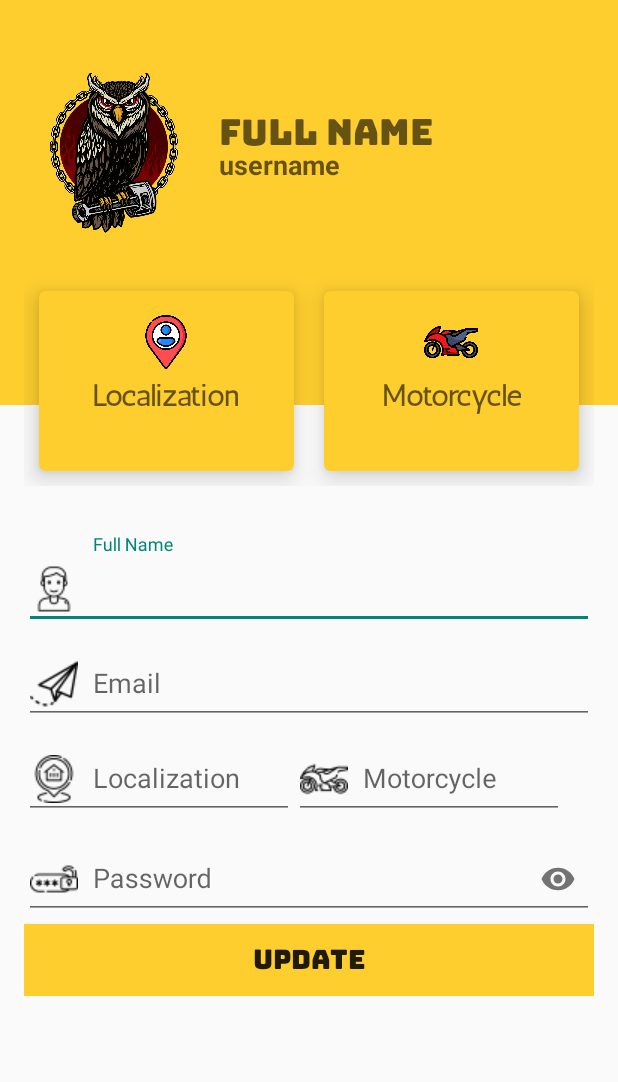
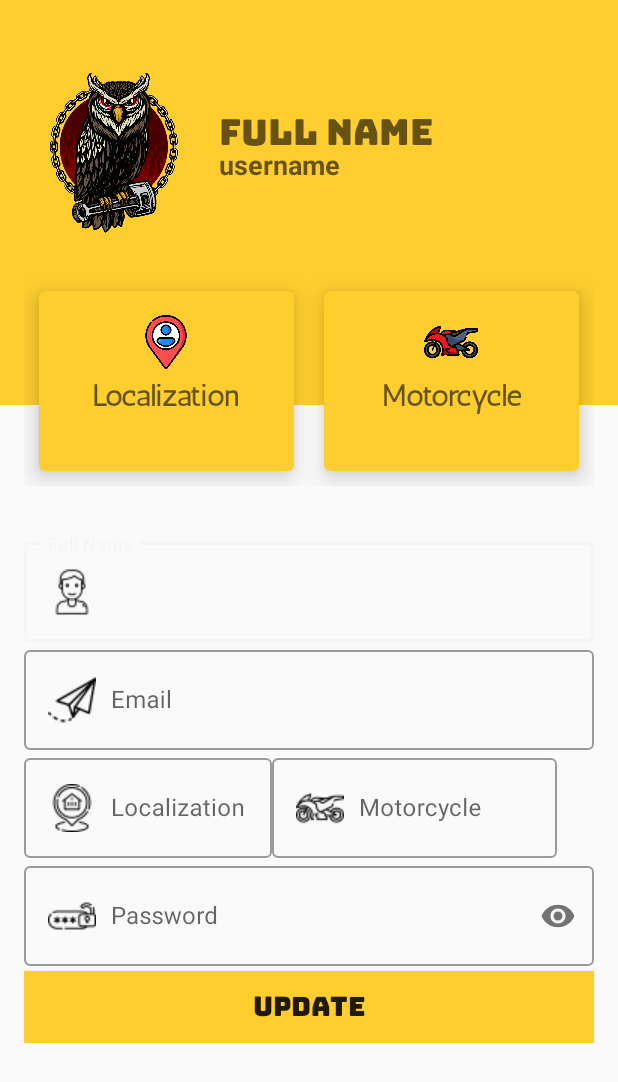
Before and after one commit to NNCoelho/MotorSport, an Android app: the UserprofileActivity screen opened directly, with no data from a screen before it, on a phone screen of 412 x 824 dp. Shown: the top 1082 px of the screen. Run offline under Robolectric (Android 15) with nearby library versions, the phone set to English and light mode, and no system bars.

Commit message:
Reformat and rearrange code

```diff
--- a/app/src/main/res/layout/activity_userprofile.xml
+++ b/app/src/main/res/layout/activity_userprofile.xml
@@ -148,15 +148,16 @@
 
             <com.google.android.material.textfield.TextInputLayout
                 android:id="@+id/profile_FullName"
+                style="@style/Widget.MaterialComponents.TextInputLayout.OutlinedBox"
                 android:layout_width="match_parent"
-                android:layout_height="wrap_content"
-                android:hint="@string/full_name">
+                android:layout_height="wrap_content">
 
                 <com.google.android.material.textfield.TextInputEditText
                     android:layout_width="match_parent"
                     android:layout_height="wrap_content"
                     android:drawableStart="@drawable/user"
                     android:drawablePadding="10dp"
+                    android:hint="@string/full_name"
                     android:inputType="text"
                     android:lines="1"
                     android:maxLines="1" />
@@ -164,32 +165,43 @@
 
             <com.google.android.material.textfield.TextInputLayout
                 android:id="@+id/profile_Email"
+                style="@style/Widget.MaterialComponents.TextInputLayout.OutlinedBox"
                 android:layout_width="match_parent"
-                android:layout_height="wrap_content"
-                android:hint="@string/email">
+                android:layout_height="wrap_content">
 
                 <com.google.android.material.textfield.TextInputEditText
                     android:layout_width="match_parent"
                     android:layout_height="wrap_content"
                     android:drawableStart="@drawable/email"
                     android:drawablePadding="10dp"
+                    android:hint="@string/email"
                     android:inputType="textEmailAddress"
                     android:lines="1"
                     android:maxLines="1" />
             </com.google.android.material.textfield.TextInputLayout>
 
+            <!-- Layouts of Location and Motorcycle -->
             <LinearLayout
-                android:layout_width="match_parent"
+                android:layout_width="wrap_content"
+                android:layout_height="wrap_content"
+                android:baselineAligned="false"
+                android:orientation="horizontal">
+
+                <!-- Location -->
+                <LinearLayout
+                    android:layout_width="0dp"
                     android:layout_height="match_parent"
-                android:orientation="horizontal">
+                    android:layout_gravity="start"
+                    android:layout_weight="1">
 
                     <com.google.android.material.textfield.TextInputLayout
                         android:id="@+id/profile_Localization"
+                        style="@style/Widget.MaterialComponents.TextInputLayout.OutlinedBox"
                         android:layout_width="wrap_content"
                         android:layout_height="wrap_content">
 
                         <com.google.android.material.textfield.TextInputEditText
-                        android:layout_width="180dp"
+                            android:layout_width="165dp"
                             android:layout_height="wrap_content"
                             android:drawableStart="@drawable/location"
                             android:drawablePadding="10dp"
@@ -199,14 +211,22 @@
                             android:maxLines="1" />
                     </com.google.android.material.textfield.TextInputLayout>
 
+                </LinearLayout>
+
+                <!-- Motorcycle -->
+                <LinearLayout
+                    android:layout_width="wrap_content"
+                    android:layout_height="wrap_content"
+                    android:layout_gravity="end">
+
                     <com.google.android.material.textfield.TextInputLayout
                         android:id="@+id/profile_Motorcycle"
+                        style="@style/Widget.MaterialComponents.TextInputLayout.OutlinedBox"
                         android:layout_width="wrap_content"
-                    android:layout_height="wrap_content"
-                    android:layout_marginBottom="3dp">
+                        android:layout_height="wrap_content">
 
                         <com.google.android.material.textfield.TextInputEditText
-                        android:layout_width="180dp"
+                            android:layout_width="190dp"
                             android:layout_height="wrap_content"
                             android:drawableStart="@drawable/moto"
                             android:drawablePadding="10dp"
@@ -218,11 +238,13 @@
 
                 </LinearLayout>
 
+            </LinearLayout>
+
             <com.google.android.material.textfield.TextInputLayout
                 android:id="@+id/profile_Password"
+                style="@style/Widget.MaterialComponents.TextInputLayout.OutlinedBox"
                 android:layout_width="match_parent"
                 android:layout_height="wrap_content"
-                android:hint="@string/password"
                 app:passwordToggleEnabled="true">
 
                 <com.google.android.material.textfield.TextInputEditText
@@ -231,6 +253,7 @@
                     android:digits="0123456789abcdefghijklmnopqrstuvwxyzABCDEFGHIJKLMNOPQRSTUVWXYZ?!#$%"
                     android:drawableStart="@drawable/password"
                     android:drawablePadding="10dp"
+                    android:hint="@string/password"
                     android:inputType="textPassword"
                     android:lines="1"
                     android:maxLines="1" />
```
Also changed, not shown: app/src/main/res/layout/activity_signup.xml (+27 -8 lines). Lines whose indentation alone changed are shown as unchanged.
